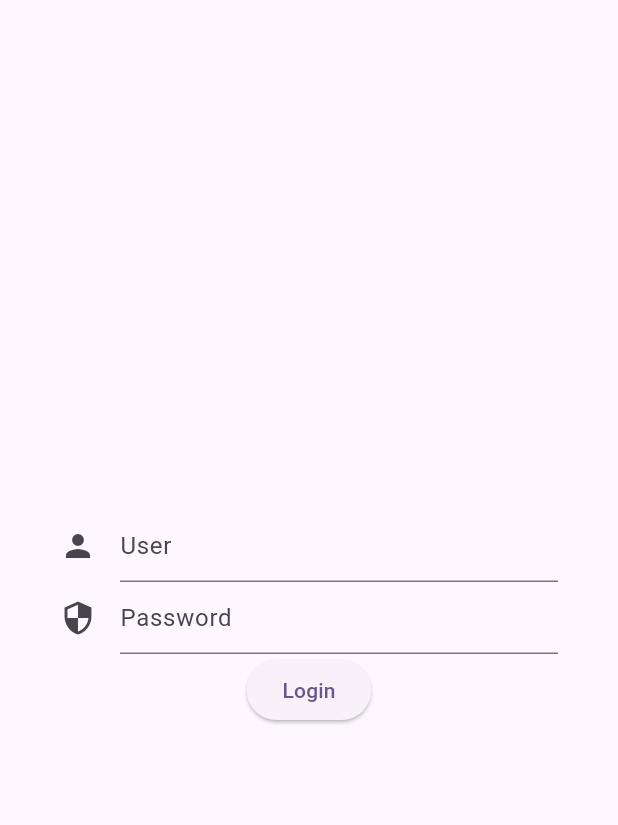
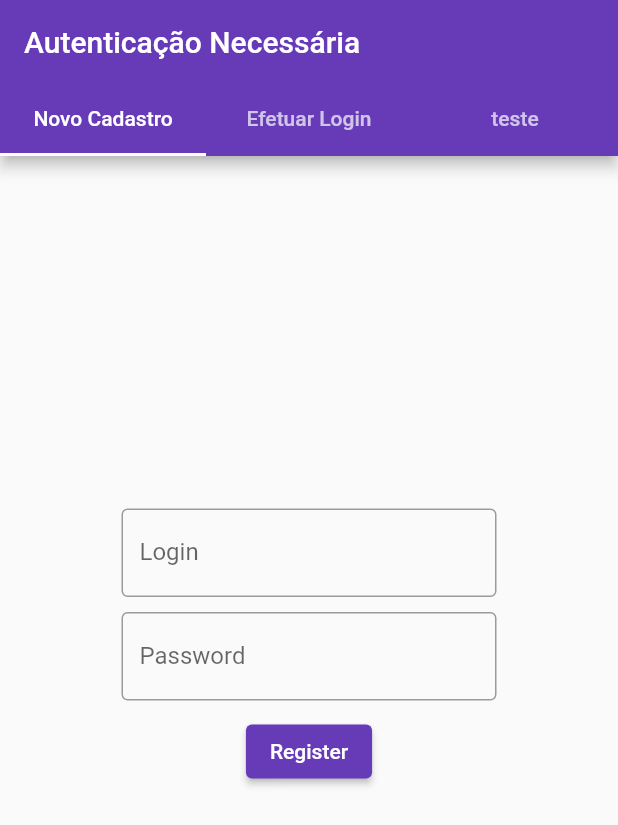
Before and after one commit to MatheusSiqs/Feldy, a Flutter app: the screen it shows after launch, on a phone screen of 412 x 824 dp. Shown: the top 825 px of the screen. Run offline on Flutter 3.47's test engine with Material 2 defaults, Android fonts, the phone set to English and light mode, and no system bars; our stand-ins replace cached_network_image, firebase_auth, firebase_core, flutter_bloc; missing offline and left inert: dart:js_interop; accounts and stored records are empty.

Commit message:
Adição do firebase e mockups

```diff
--- /dev/null
+++ b/lib/Screens/register_screen.dart
@@ -0,0 +1,77 @@
+import 'package:flutter/material.dart';
+import 'package:flutter_bloc/flutter_bloc.dart';
+import '../bloc/auth_bloc.dart';
+
+class RegisterScreen extends StatelessWidget {
+  const RegisterScreen({Key? key}) : super(key: key);
+
+  @override
+  Widget build(BuildContext context) {
+    GlobalKey<FormState> formkey = GlobalKey();
+    String username = "";
+    String password = "";
+    return Center(
+      child: Form(
+        key: formkey,
+        child: Column(
+          mainAxisAlignment: MainAxisAlignment.center,
+          children: [
+            SizedBox(
+              height: 250,
+              width: 250,
+              child: Column(
+                children: [
+                  TextFormField(
+                    validator: (String? inValue) {
+                      if (inValue!.isEmpty) {
+                        return "Insira algo como username";
+                      }
+                      return null;
+                    },
+                    onSaved: (String? inValue) {
+                      username = inValue!;
+                    },
+                    decoration: const InputDecoration(
+                        labelText: "Login",
+                        border: OutlineInputBorder(),
+                    ),
+                  ),
+                  const SizedBox(height: 10,),
+                  TextFormField(
+                    validator: (String? inValue) {
+                      if (inValue!.length < 4) {
+                        return "Tem que ter ao menos 4 caracters";
+                      }
+                      return null;
+                    },
+                    onSaved: (String? inValue) {
+                      password = inValue!;
+                    },
+                    obscureText: true,
+                    decoration: const InputDecoration(
+                      hintText: "Password",
+                      labelText: "Password",
+                      border: OutlineInputBorder(),
+                    ),
+                  ),
+                  const SizedBox(height: 10,),
+                  ElevatedButton(
+                    onPressed: () {
+                      if (formkey.currentState!.validate()) {
+                        formkey.currentState!.save();
+                        // Lançando evento
+                        BlocProvider.of<AuthBloc>(context)
+                            .add(RegisterUser(username: username, password: password));
+                      }
+                    },
+                    child: const Text("Register"),
+                  ),
+                ],
+              ),
+            )
+          ],
+        ),
+      ),
+    );
+  }
+}
--- /dev/null
+++ b/lib/Screens/wrapper.dart
@@ -0,0 +1,88 @@
+import 'package:feldy/Screens/Feed.dart';
+import 'package:feldy/Screens/register.dart';
+import 'package:flutter/material.dart';
+import 'package:flutter_bloc/flutter_bloc.dart';
+
+/*import '../bloc/manage_bloc.dart';
+import '../bloc/monitor_bloc.dart';
+import 'add_note.dart';
+import 'list_note.dart';*/
+import 'login_screen.dart';
+
+import '../bloc/auth_bloc.dart';
+
+import 'register_screen.dart';
+
+class Wrapper extends StatefulWidget {
+  const Wrapper({Key? key}) : super(key: key);
+
+  @override
+  State<StatefulWidget> createState() {
+    return WrapperState();
+  }
+}
+
+class WrapperState extends State<Wrapper> {
+  @override
+  Widget build(BuildContext context) {
+    return BlocConsumer<AuthBloc, AuthState>(
+      listener: (context, state) {
+        if (state is AuthError) {
+          showDialog(
+              context: context,
+              builder: (context) {
+                return AlertDialog(
+                  title: const Text("Erro do Firebase"),
+                  content: Text(state.message),
+                );
+              });
+        }
+      },
+      builder: (context, state) {
+        if (state is Authenticated) {
+          return authenticatedWidget(context);
+        } else {
+          return unauthenticatedWidget(context);
+        }
+      },
+    );
+  }
+}
+
+Widget authenticatedWidget(BuildContext context) {
+  return const DefaultTabController(
+    length: 2,
+    child: Feed(),/*Scaffold(
+        floatingActionButton: FloatingActionButton(
+            onPressed: () {
+              BlocProvider.of<AuthBloc>(context).add(Logout());
+            },
+            child: const Icon(Icons.logout)),
+        appBar: AppBar(
+            title: const Text("widget.title"),
+            bottom: const TabBar(
+              tabs: [
+                Tab(icon: Icon(Icons.directions)),
+                Tab(icon: Icon(Icons.ac_unit))
+              ],
+            )),
+        body: const Text("Logado")
+        ),*/
+  );
+}
+
+Widget unauthenticatedWidget(BuildContext context) {
+  return DefaultTabController(
+      length: 3,
+      child: Scaffold(
+        body: TabBarView(
+          children: [const RegisterScreen(), const LoginScreen(), Register()],
+        ),
+        appBar: AppBar(
+          title: const Text("Autenticação Necessária"),
+          bottom: const TabBar(
+            tabs: [Tab(text: "Novo Cadastro"), Tab(text: "Efetuar Login"),Tab(text: "teste",)],
+          ),
+        ),
+      ));
+}
--- /dev/null
+++ b/lib/bloc/auth_bloc.dart
@@ -0,0 +1,109 @@
+import 'package:flutter_bloc/flutter_bloc.dart';
+
+import '../provider/firebase_auth.dart';
+import '../model/user_model.dart';
+//import '../provider/firebase_firestore.dart';
+
+class AuthBloc extends Bloc<AuthEvent, AuthState> {
+  final FirebaseAuthenticationService _authenticationService =
+      FirebaseAuthenticationService();
+
+  AuthBloc() : super(Unauthenticated()) {
+    _authenticationService.user.listen((event) {
+      add(AuthServerEvent(event));
+    });
+
+    on<AuthServerEvent>((event, emit) {
+      if (event.userModel == null) {
+        emit(Unauthenticated());
+      } else {
+        //FirestoreDatabase.helper.uid = event.userModel!.uid;
+        emit(Authenticated(userModel: event.userModel!));
+      }
+    });
+
+    on<RegisterUser>((event, emit) async {
+      try {
+        await _authenticationService.createUserWithEmailAndPassword(
+            event.username, event.password);
+      } catch (e) {
+        emit(AuthError(message: "Impossível Registrar: ${e.toString()}"));
+      }
+    });
+
+    on<LoginUser>((event, emit) async {
+      try {
+        await _authenticationService.signInWithEmailAndPassword(
+            event.username, event.password);
+      } catch (e) {
+        emit(AuthError(
+            message:
+                "Impossível Logar com ${event.username}: ${e.toString()}"));
+      }
+    });
+
+    on<LoginAnonymousUser>((event, emit) async {
+      try {
+        await _authenticationService.signInAnonimo();
+      } catch (e) {
+        emit(AuthError(
+            message: "Impossível Acessar Anonimamente: ${e.toString()}"));
+      }
+    });
+
+    on<Logout>((event, emit) async {
+      try {
+        await _authenticationService.signOut();
+      } catch (e) {
+        emit(AuthError(message: "Impossível Efeturar Logout: ${e.toString()}"));
+      }
+    });
+  }
+}
+
+/*
+   Eventos
+*/
+abstract class AuthEvent {}
+
+class RegisterUser extends AuthEvent {
+  String username;
+  String password;
+
+  RegisterUser({required this.username, required this.password});
+}
+
+class LoginUser extends AuthEvent {
+  String username;
+  String password;
+
+  LoginUser({required this.username, required this.password});
+}
+
+class LoginAnonymousUser extends AuthEvent {}
+
+class Logout extends AuthEvent {}
+
+class AuthServerEvent extends AuthEvent {
+  final UserModel? userModel;
+  AuthServerEvent(this.userModel);
+}
+
+/*
+Estados
+*/
+
+abstract class AuthState {}
+
+class Unauthenticated extends AuthState {}
+
+class Authenticated extends AuthState {
+  UserModel userModel;
+  Authenticated({required this.userModel});
+}
+
+class AuthError extends AuthState {
+  final String message;
+
+  AuthError({required this.message});
+}
--- /dev/null
+++ b/lib/model/user_model.dart
@@ -0,0 +1,5 @@
+class UserModel {
+  final String uid;
+
+  UserModel(this.uid);
+}
--- a/lib/my_app.dart
+++ b/lib/my_app.dart
@@ -1,28 +1,27 @@
-// import 'package:feldy/Screens/feed.dart';
+/*import 'package:feldy/Screens/feed.dart';
 import 'package:feldy/auth/auth_repository.dart';
-import 'package:feldy/login/login_view.dart';
+import 'package:feldy/login/login_view.dart';*/
 // import 'package:feldy/profile/profile_view.dart';
 //import 'package:feldy/Screens/login.dart';
 import 'package:flutter/material.dart';
 import 'package:flutter_bloc/flutter_bloc.dart';
+import 'Screens/wrapper.dart';
+import 'bloc/auth_bloc.dart';
+
 
 
 class MyApp extends StatelessWidget {
-  const MyApp({super.key});
+  const MyApp({Key? key}) : super(key: key);
 
-  // This widget is the root of your application.
   @override
   Widget build(BuildContext context) {
     return MaterialApp(
-      title: 'Feldy',
-      theme: ThemeData(
-        colorScheme: ColorScheme.fromSeed(seedColor: Colors.deepPurple),
-        useMaterial3: true,
-      ),
-      home: RepositoryProvider(
-        create: (context) => AuthRepository(),
-        child: LoginView(),
-      ),
-    );
+        title: 'Feldy',
+        theme: ThemeData(
+          primarySwatch: Colors.deepPurple,
+        ),
+        home: MultiBlocProvider(providers: [
+          BlocProvider(create: (context) => AuthBloc()),
+        ], child: const Wrapper()));
   }
 }
--- a/pubspec.yaml
+++ b/pubspec.yaml
@@ -30,12 +30,14 @@ environment:
 dependencies:
   flutter:
     sdk: flutter
-  flutter_bloc:
+  flutter_bloc: ^8.1.3
 
   # The following adds the Cupertino Icons font to your application.
   # Use with the CupertinoIcons class for iOS style icons.
   cached_network_image:
   cupertino_icons: ^1.0.2
+  firebase_core: ^2.22.0
+  firebase_auth: ^4.13.0
 
 dev_dependencies:
   flutter_test:
```
Also changed, not shown: google-services.json (added, +29 -0 lines), lib/Screens/Feed.dart (+28 -3 lines), lib/Screens/login_screen.dart (added, +77 -0 lines), lib/Screens/profile_page.dart (added, +40 -0 lines), lib/Screens/register.dart (added, +132 -0 lines), lib/main.dart (+13 -2 lines), lib/provider/firebase_auth.dart (added, +46 -0 lines), pubspec.lock, 5 other files.
